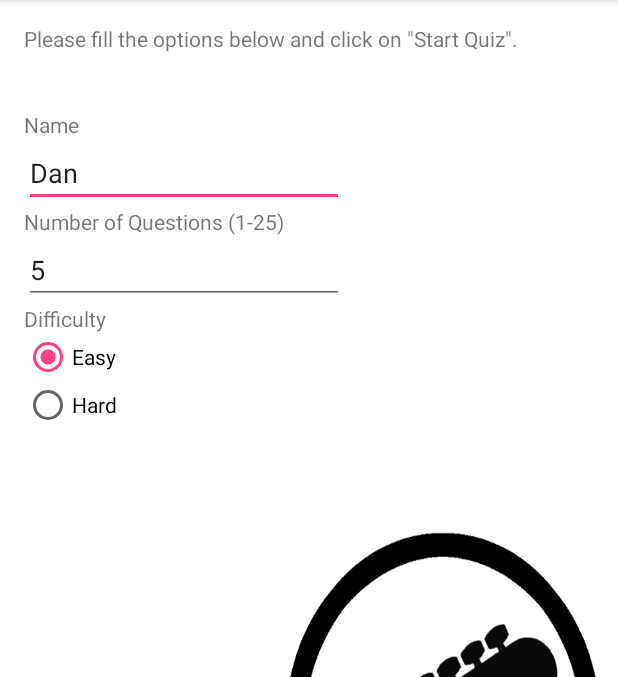
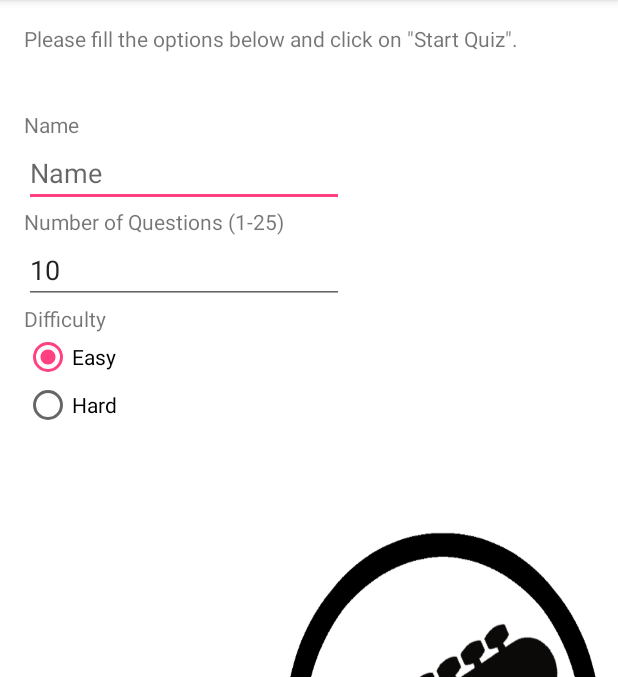
Before and after one commit to dringler/swt_quiz, an Android app: the screen it shows after launch (MainActivity), on a phone screen of 412 x 824 dp, the part 84-761 px from its top. Run offline under Robolectric (Android 15) with nearby library versions, the phone set to English and light mode, and no system bars.

Commit message:
layout changes + remove placeholder name

```diff
--- a/app/src/main/java/com/example/curtis/swt_quiz_app/MainActivity.java
+++ b/app/src/main/java/com/example/curtis/swt_quiz_app/MainActivity.java
@@ -28,8 +28,8 @@ public class MainActivity extends AppCompatActivity {
         et.setFilters(new InputFilter[]{new InputFilterMinMax(minQ, maxQ)});
 
         //set placeholder name
-        EditText pn = (EditText) findViewById(R.id.editTextName);
-        pn.setText("Dan");
+//        EditText pn = (EditText) findViewById(R.id.editTextName);
+//        pn.setText("Dan");
     }
 
     /** Called when the user clicks the Start Quiz button */
--- a/app/src/main/res/layout/activity_main.xml
+++ b/app/src/main/res/layout/activity_main.xml
@@ -98,7 +98,7 @@
         android:layout_below="@+id/textView4"
         android:layout_alignParentLeft="true"
         android:layout_alignParentStart="true"
-        android:text="5"
+        android:text="10"
         android:numeric="integer" />
 
 </RelativeLayout>
--- a/app/src/main/res/layout/activity_quiz.xml
+++ b/app/src/main/res/layout/activity_quiz.xml
@@ -7,6 +7,7 @@
     android:paddingRight="@dimen/activity_horizontal_margin"
     android:paddingTop="@dimen/activity_vertical_margin"
     android:paddingBottom="@dimen/activity_vertical_margin"
+    android:background="@drawable/logo_v3"
     tools:context="com.example.curtis.swt_quiz_app.QuizActivity">
 
     <LinearLayout
@@ -30,7 +31,8 @@
                 android:gravity="center_vertical|center_horizontal"
                 android:text="Question Placeholder"
                 android:id="@+id/textViewQuestion"
-                android:textSize="20dp" />
+                android:textSize="20dp"
+                android:textColor="#000000" />
         </LinearLayout>
 
         <LinearLayout
```
